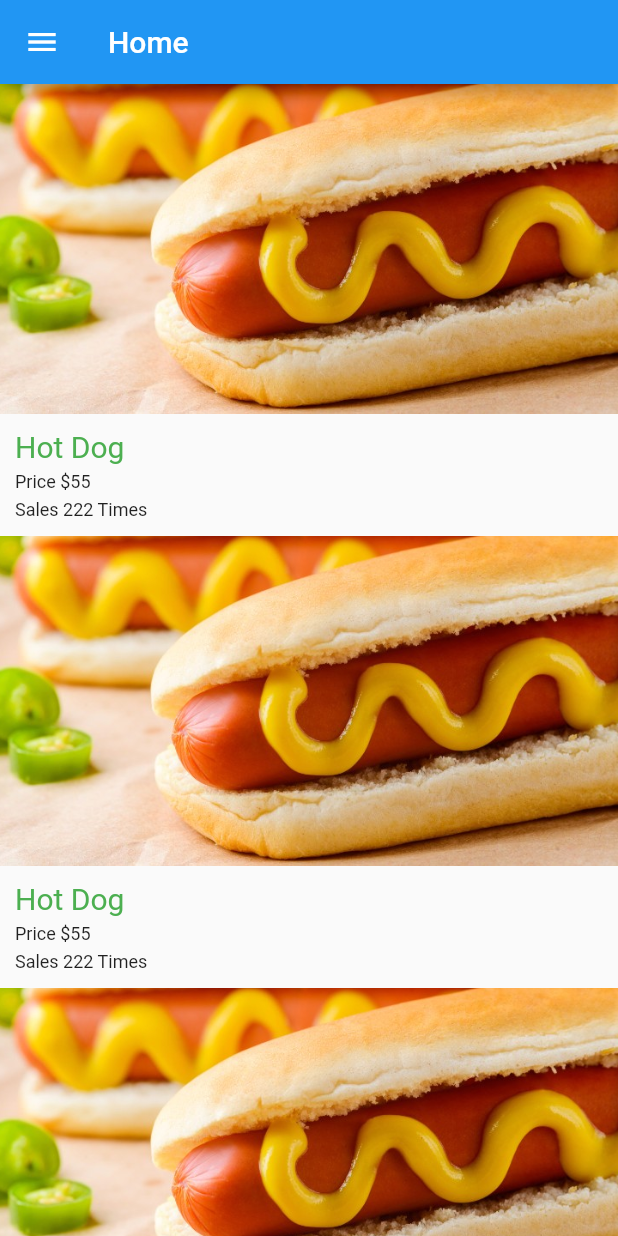
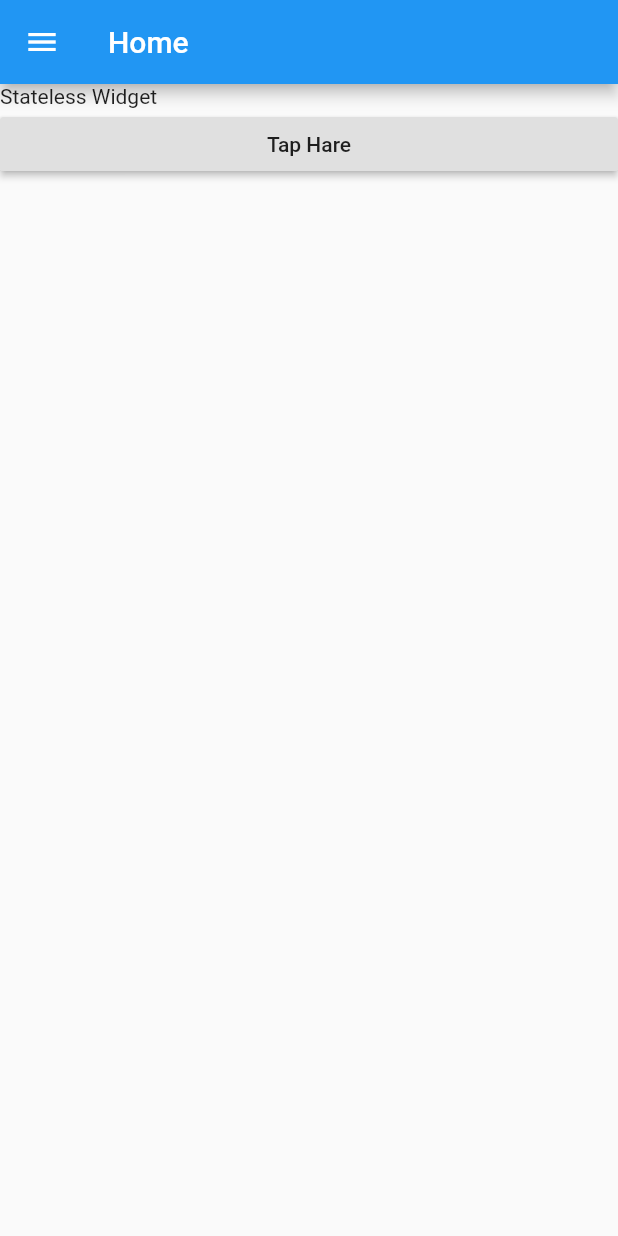
Before and after one commit to aip777/flutter, a Flutter app: the screen it shows after launch, on a phone screen of 412 x 824 dp. Run offline on Flutter 3.47's test engine with Material 2 defaults, Android fonts, the phone set to English and light mode, and no system bars.

Commit message:
StateFullWidget

```diff
--- a/lib/main.dart
+++ b/lib/main.dart
@@ -1,6 +1,7 @@
 import 'package:flutter/cupertino.dart';
 import 'package:flutter/material.dart';
 import 'package:flutter/material.dart' as prefix0;
+import 'package:flutter/widgets.dart';
 import 'helper.dart';
 void main(){
 
@@ -10,7 +11,14 @@ void main(){
   ));
 }
 
-class HomePage extends StatelessWidget{
+class HomePage extends StatefulWidget{
+  _HomePageState createState()=> _HomePageState();
+}
+
+
+
+class _HomePageState extends State <HomePage>{
+  String txt ="Stateless Widget";
   final _helloWorld = "Hello World Hello World Hello WorldHello World Hello World Hello WorldHello World Hello World Hello WorldHello World Hello World Hello World";
 
   List people = [
@@ -43,6 +51,7 @@ class HomePage extends StatelessWidget{
             children: <Widget>[
               Stack(
                 children: <Widget>[
+
                   Image.asset("assets/images/image3.png"),
                   Positioned(
                     left: 30,
@@ -87,10 +96,16 @@ class HomePage extends StatelessWidget{
         ),
         body: ListView(
           children: <Widget>[
-            _foodCard(),
-            _foodCard(),
-            _foodCard(),
-            _foodCard(),
+            Text(txt),
+            RaisedButton(
+              child: Text('Tap Hare'),
+              onPressed: (){
+                print("Button Prese");
+                setState(() {
+                  txt = "StateFull Widget";
+                });
+              }
+            )
           ],
         ),
 
@@ -101,6 +116,7 @@ class HomePage extends StatelessWidget{
 
   Widget _foodCard(){
     return Material(
+      elevation: 20,
       child:Column (
         crossAxisAlignment: CrossAxisAlignment.start,
         mainAxisAlignment: MainAxisAlignment.start,
```
